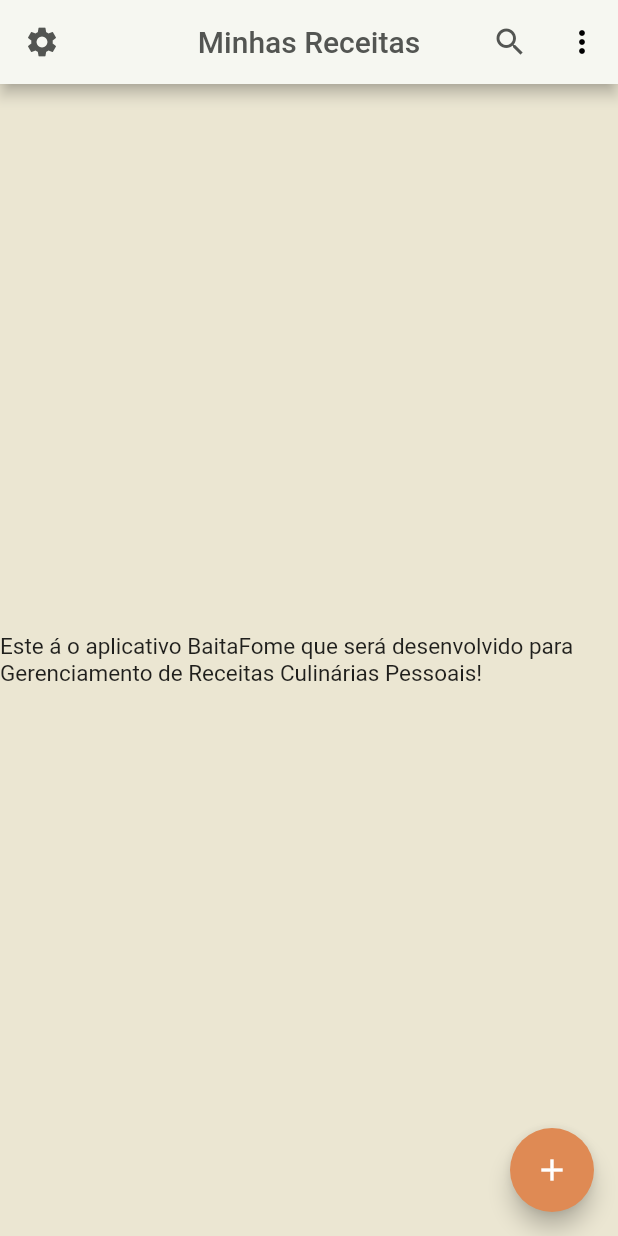
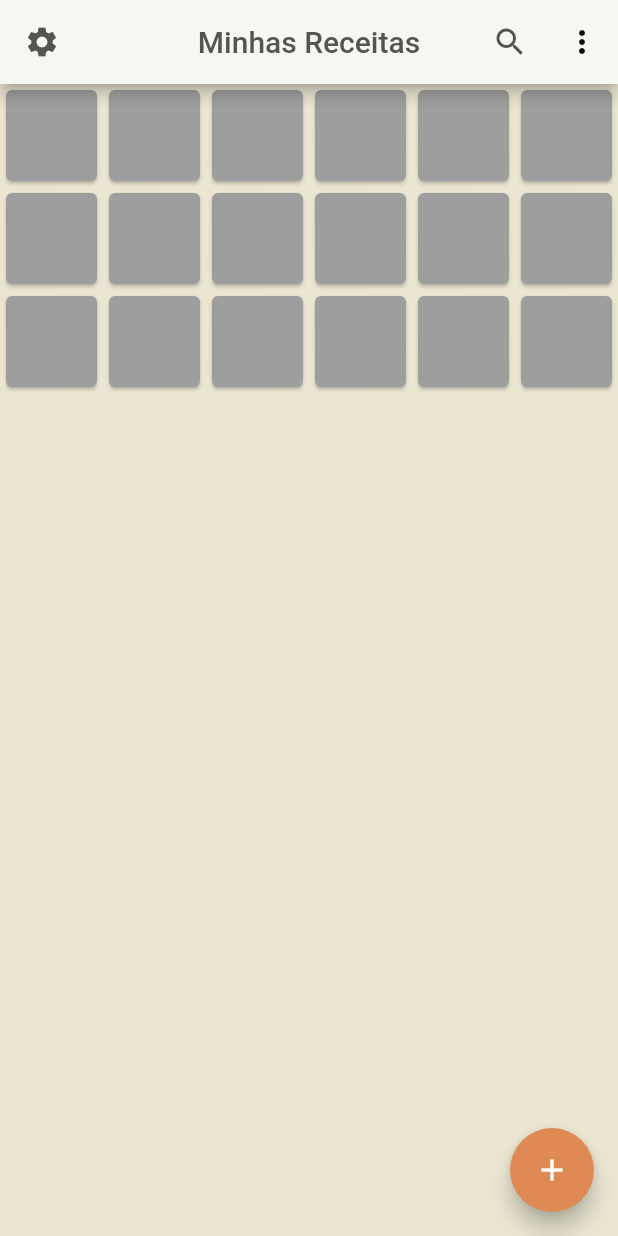
Before and after one commit to MatheusChristmann/baitafome, a Flutter app: the screen it shows after launch, on a phone screen of 412 x 824 dp. Run offline on Flutter 3.47's test engine with Material 2 defaults, Android fonts, the light colour scheme and no system bars; generated files the repository leaves out were written again.

Commit message:
Adicionado gridview

```diff
--- a/lib/pages/mainpage.dart
+++ b/lib/pages/mainpage.dart
@@ -73,16 +73,15 @@
         ],
       ),
       body: Center(
-        child: Column(
-          mainAxisAlignment: MainAxisAlignment.center,
-          children: <Widget>[
-            const Text(
-              'Este á o aplicativo BaitaFome que será desenvolvido para Gerenciamento de Receitas Culinárias Pessoais!',
-              style: TextStyle(
-                fontSize: 15,
+        child: GridView.count(
+          crossAxisCount: 6,
+          children: List.generate(18, (index) {
+            return Container(
+              child: Card(
+                color: Colors.grey,
               ),
-            ),
-          ],
+            );
+          }),
         ),
       ),
       floatingActionButton: FloatingActionButton(
```
